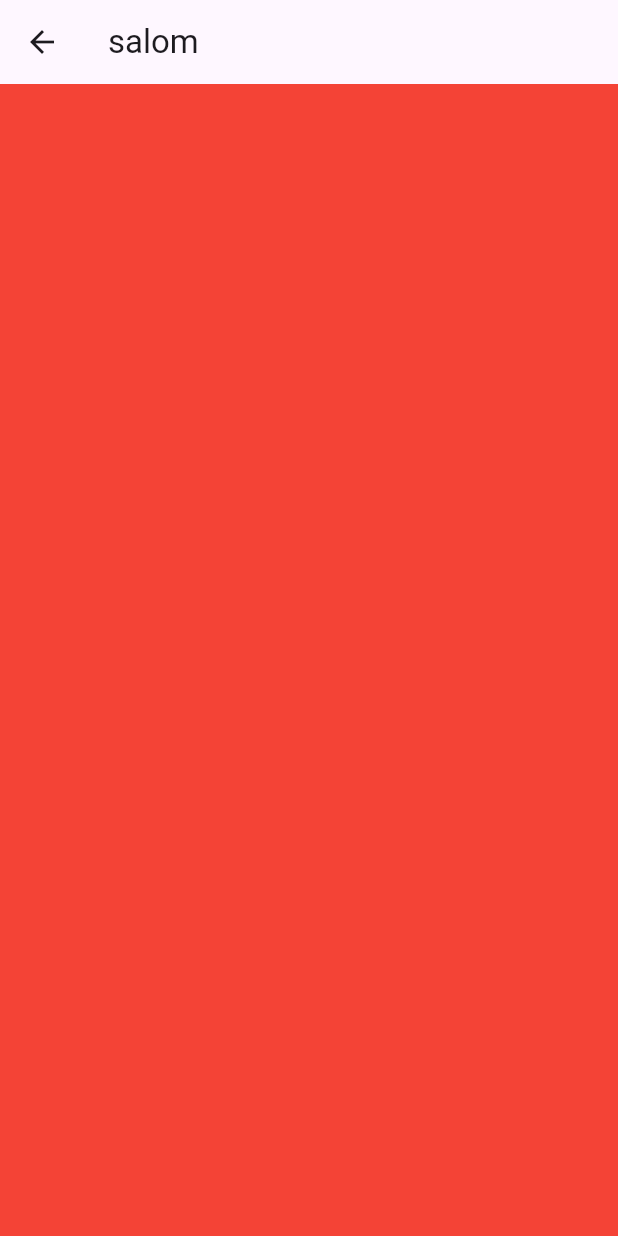
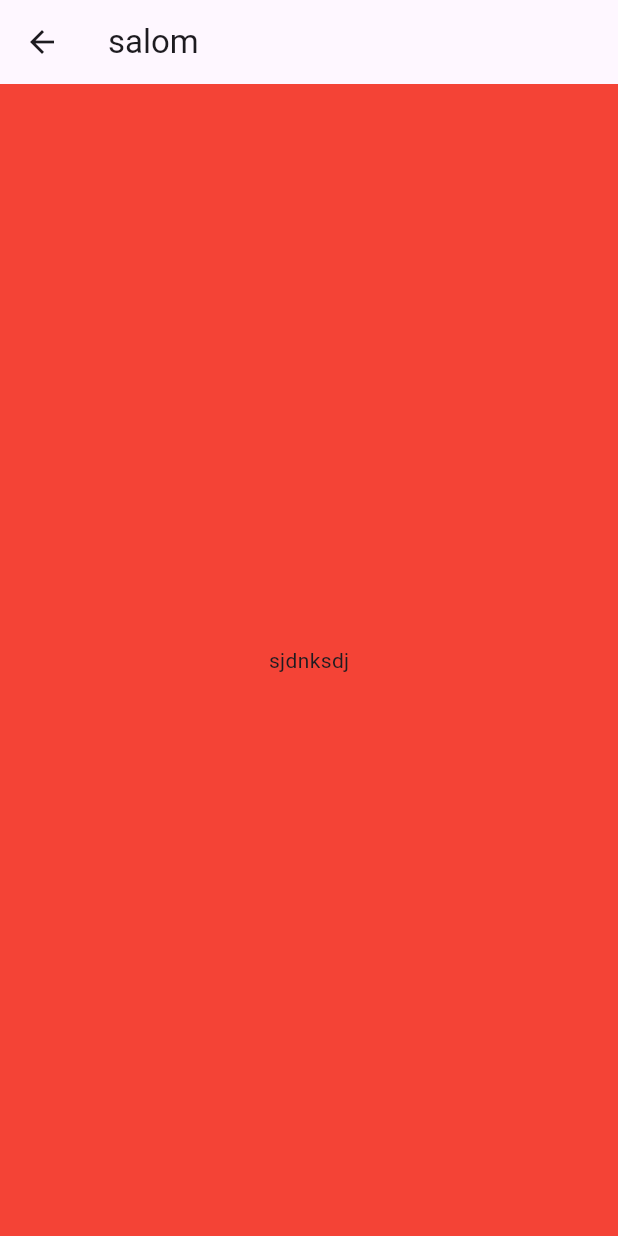
Before and after one commit to Shaxzodbek2614/flutter_4_git, a Flutter app: the Third screen opened directly, on a phone screen of 412 x 824 dp. Run offline on Flutter 3.47's test engine with Material 3 defaults, Android fonts, the phone set to English and light mode, and no system bars.

Commit message:
master branchidan

```diff
--- a/lib/third.dart
+++ b/lib/third.dart
@@ -8,6 +8,9 @@ class Third extends StatelessWidget {
     return Scaffold(
       appBar: AppBar(title: Text("salom"),),
       backgroundColor: Colors.red,
+      body: Center(
+        child: Text("sjdnksdj"),
+      )
     );
   }
 }
```
